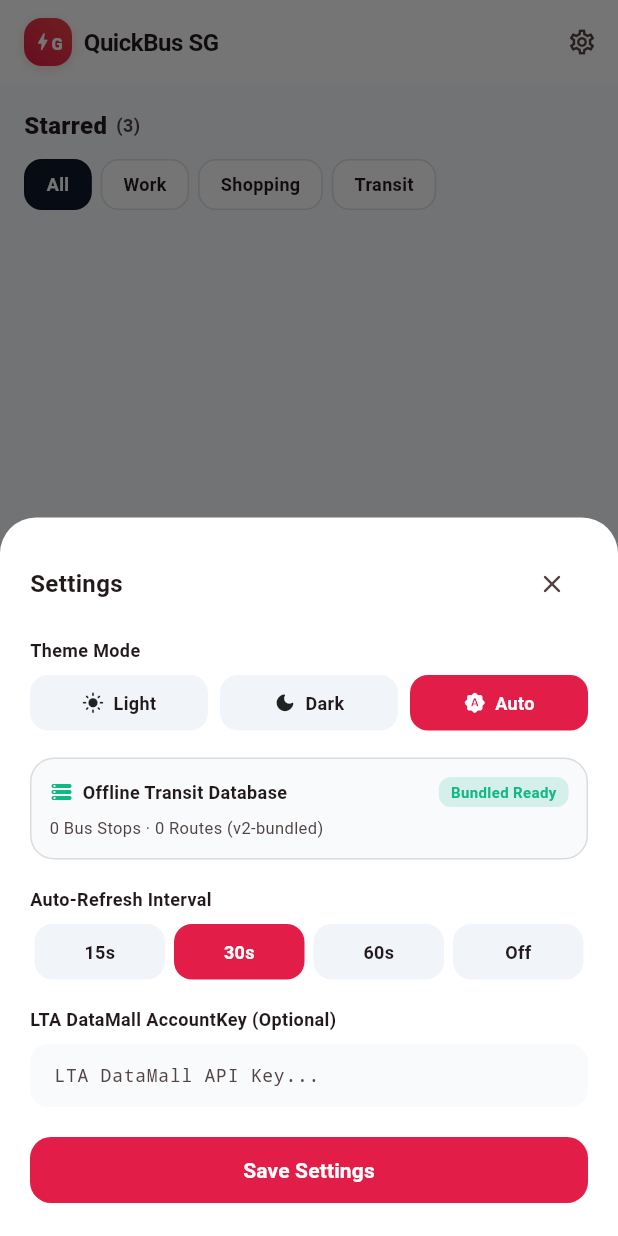
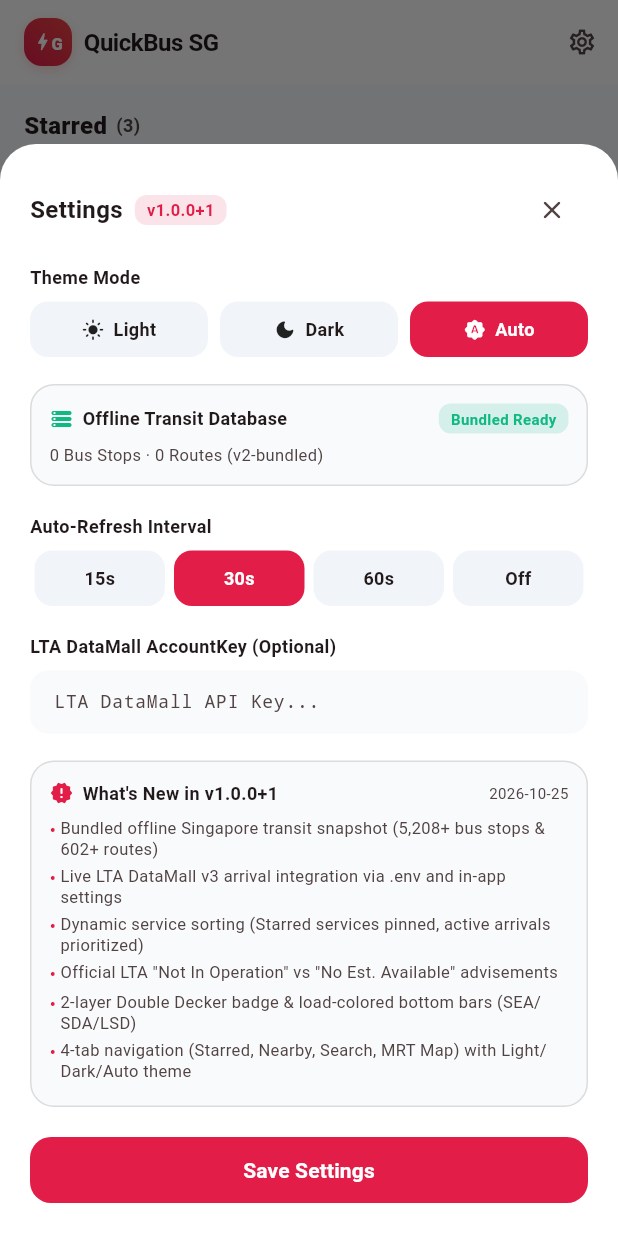
Before and after one commit to whowantamad/quickbus-sg-releases, a Flutter app: the screen it shows after launch, after a tap on the "settings" icon, on a phone screen of 412 x 824 dp. Run offline on Flutter 3.47's test engine with Material 3 defaults, Android fonts, the phone set to English and light mode, and no system bars; our stand-ins replace shared_preferences; accounts and stored records are empty.

Commit message:
Release v1.0.0+1: Add in-app version/changelog, update README, and include ARM64/ARMv7 APKs

```diff
--- a/flutter_project/lib/widgets/settings_sheet.dart
+++ b/flutter_project/lib/widgets/settings_sheet.dart
@@ -3,6 +3,17 @@
 import '../services/transit_db_service.dart';
 
 class SettingsSheet extends StatefulWidget {
+  static const String appVersion = '1.0.0+1';
+  static const String releaseDate = '2026-10-25';
+  static const List<String> changelogItems = [
+    'Bundled offline Singapore transit snapshot (5,208+ bus stops & 602+ routes)',
+    'Live LTA DataMall v3 arrival integration via .env and in-app settings',
+    'Dynamic service sorting (Starred services pinned, active arrivals prioritized)',
+    'Official LTA "Not In Operation" vs "No Est. Available" advisements',
+    '2-layer Double Decker badge & load-colored bottom bars (SEA/SDA/LSD)',
+    '4-tab navigation (Starred, Nearby, Search, MRT Map) with Light/Dark/Auto theme',
+  ];
+
   final UserSettings settings;
   final ValueChanged<UserSettings> onSettingsUpdated;
 
@@ -83,9 +94,35 @@
               Row(
                 mainAxisAlignment: MainAxisAlignment.spaceBetween,
                 children: [
-                  const Text(
-                    'Settings',
-                    style: TextStyle(fontSize: 16, fontWeight: FontWeight.bold),
+                  Row(
+                    children: [
+                      const Text(
+                        'Settings',
+                        style: TextStyle(
+                          fontSize: 16,
+                          fontWeight: FontWeight.bold,
+                        ),
+                      ),
+                      const SizedBox(width: 8),
+                      Container(
+                        padding: const EdgeInsets.symmetric(
+                          horizontal: 8,
+                          vertical: 2,
+                        ),
+                        decoration: BoxDecoration(
+                          color: const Color(0xFFE11D48).withValues(alpha: 0.12),
+                          borderRadius: BorderRadius.circular(8),
+                        ),
+                        child: const Text(
+                          'v${SettingsSheet.appVersion}',
+                          style: TextStyle(
+                            fontSize: 11,
+                            fontWeight: FontWeight.bold,
+                            color: Color(0xFFE11D48),
+                          ),
+                        ),
+                      ),
+                    ],
                   ),
                   IconButton(
                     onPressed: () => Navigator.of(context).pop(),
@@ -262,6 +299,84 @@
               ),
               const SizedBox(height: 18),
 
+              // 5. Version & Changelog
+              Container(
+                padding: const EdgeInsets.all(12),
+                decoration: BoxDecoration(
+                  color: isDark
+                      ? const Color(0xFF0F172A).withValues(alpha: 0.7)
+                      : const Color(0xFFF8FAFC),
+                  borderRadius: BorderRadius.circular(16),
+                  border: Border.all(
+                    color: isDark ? Colors.white10 : Colors.black12,
+                  ),
+                ),
+                child: Column(
+                  crossAxisAlignment: CrossAxisAlignment.start,
+                  children: [
+                    Row(
+                      mainAxisAlignment: MainAxisAlignment.spaceBetween,
+                      children: [
+                        const Row(
+                          children: [
+                            Icon(
+                              Icons.new_releases_rounded,
+                              size: 16,
+                              color: Color(0xFFE11D48),
+                            ),
+                            SizedBox(width: 6),
+                            Text(
+                              'What\'s New in v${SettingsSheet.appVersion}',
+                              style: TextStyle(
+                                fontSize: 12,
+                                fontWeight: FontWeight.bold,
+                              ),
+                            ),
+                          ],
+                        ),
+                        Text(
+                          SettingsSheet.releaseDate,
+                          style: TextStyle(
+                            fontSize: 10,
+                            color: theme.colorScheme.onSurfaceVariant,
+                          ),
+                        ),
+                      ],
+                    ),
+                    const SizedBox(height: 8),
+                    ...SettingsSheet.changelogItems.map(
+                      (item) => Padding(
+                        padding: const EdgeInsets.only(bottom: 4),
+                        child: Row(
+                          crossAxisAlignment: CrossAxisAlignment.start,
+                          children: [
+                            const Text(
+                              '• ',
+                              style: TextStyle(
+                                fontSize: 11,
+                                fontWeight: FontWeight.bold,
+                                color: Color(0xFFE11D48),
+                              ),
+                            ),
+                            Expanded(
+                              child: Text(
+                                item,
+                                style: TextStyle(
+                                  fontSize: 11,
+                                  color: theme.colorScheme.onSurfaceVariant,
+                                  height: 1.3,
+                                ),
+                              ),
+                            ),
+                          ],
+                        ),
+                      ),
+                    ),
+                  ],
+                ),
+              ),
+              const SizedBox(height: 18),
+
               SizedBox(
                 width: double.infinity,
                 child: FilledButton(
```
Also changed, not shown: 5 other files.
